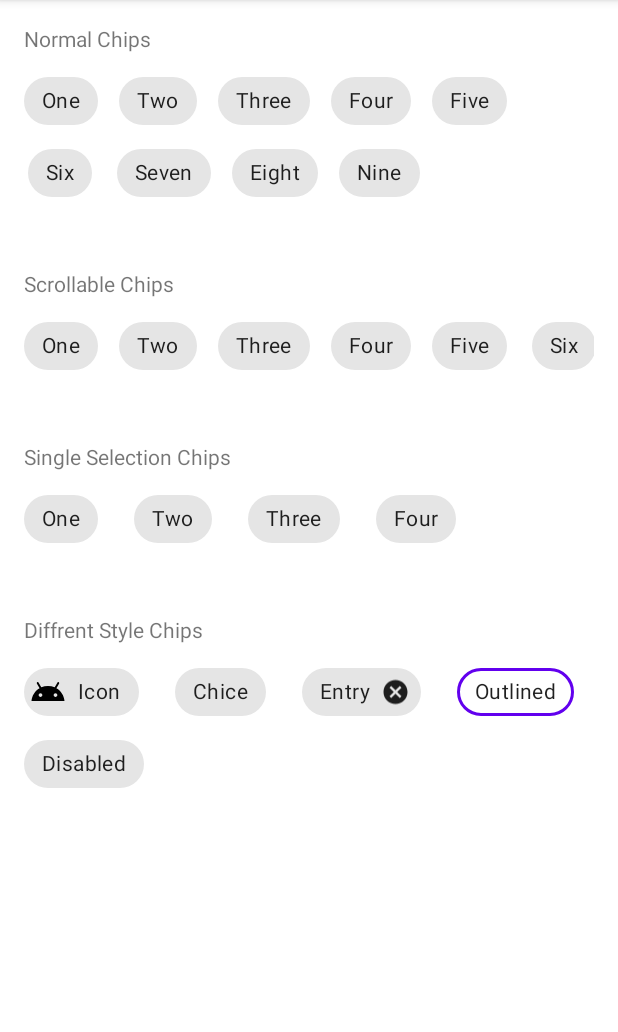
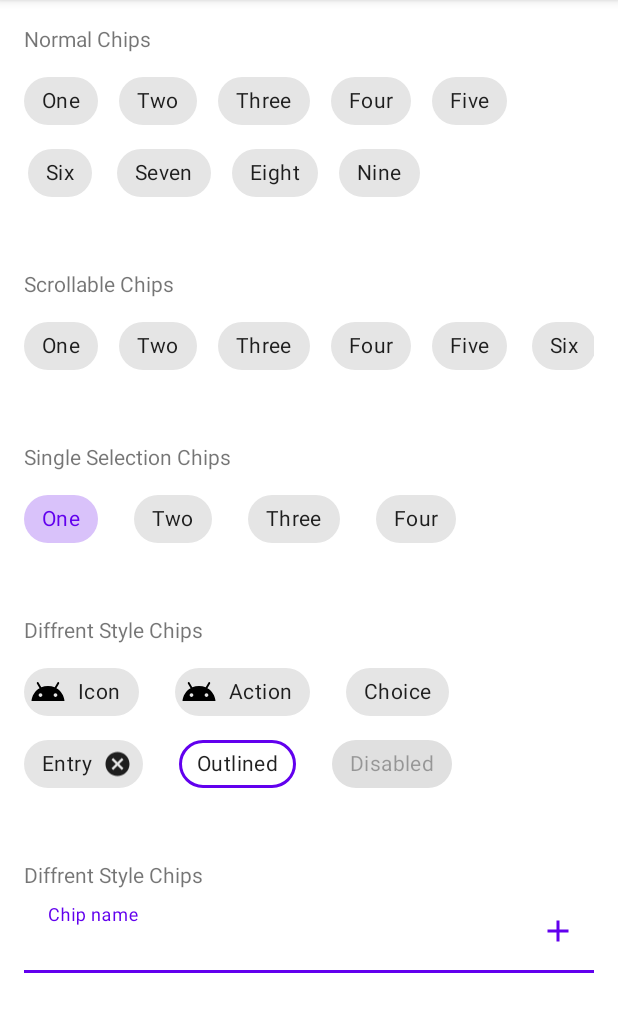
Before and after one commit to Kruna1Pate1/simform-android, an Android app: the fragment ChipFragment shown on its own in the app's theme, on a phone screen of 412 x 824 dp, the part 84-1116 px from its top. Run offline under Robolectric (Android 15) with nearby library versions, the phone set to English and light mode, and no system bars.

Commit message:
Add: UI Components
- Constraint Layout

```diff
--- a/Demo/app/src/main/java/com/krunal/demo/UIComponentsActivity.kt
+++ b/Demo/app/src/main/java/com/krunal/demo/UIComponentsActivity.kt
@@ -5,6 +5,7 @@ import android.os.Bundle
 import com.krunal.demo.uicomponents.AppBarFragment
 import com.krunal.demo.uicomponents.ButtonFragment
 import com.krunal.demo.uicomponents.CheckboxFragment
+import com.krunal.demo.uicomponents.ChipFragment
 import com.krunal.demo.uicomponents.CustomViewFragment
 import com.krunal.demo.uicomponents.EditTextFragment
 import com.krunal.demo.uicomponents.FabFragment
--- a/Demo/app/src/main/java/com/krunal/demo/uicomponents/ChipFragment.kt
+++ b/Demo/app/src/main/java/com/krunal/demo/uicomponents/ChipFragment.kt
@@ -1,11 +1,55 @@
 package com.krunal.demo.uicomponents
 
 import android.os.Bundle
-import androidx.fragment.app.Fragment
 import android.view.LayoutInflater
 import android.view.View
 import android.view.ViewGroup
+import androidx.core.widget.addTextChangedListener
+import androidx.fragment.app.Fragment
+import com.google.android.material.chip.Chip
 import com.krunal.demo.R
+import com.krunal.demo.databinding.FragmentChipBinding
 
 class ChipFragment : Fragment(R.layout.fragment_chip) {
+
+    private lateinit var binding: FragmentChipBinding
+
+    override fun onCreateView(
+        inflater: LayoutInflater,
+        container: ViewGroup?,
+        savedInstanceState: Bundle?
+    ): View {
+        binding = FragmentChipBinding.inflate(layoutInflater)
+        return binding.root
+    }
+
+    override fun onViewCreated(view: View, savedInstanceState: Bundle?) {
+        super.onViewCreated(view, savedInstanceState)
+        setupChips()
+    }
+
+    private fun setupChips() {
+        binding.etChip.addTextChangedListener {
+            binding.tilChip.isEndIconVisible = binding.etChip.text.isNullOrEmpty().not()
+        }
+
+        binding.etChip.setOnEditorActionListener { _, _, _ ->
+            addChip()
+            true
+        }
+
+        binding.tilChip.setEndIconOnClickListener {
+            addChip()
+        }
+    }
+
+    private fun addChip() {
+        val chip = Chip(requireContext())
+        chip.text = binding.etChip.text
+        chip.setOnCloseIconClickListener { binding.cgProgrammatically.removeView(it) }
+        chip.setCloseIconResource(R.drawable.ic_cross)
+        chip.isCloseIconVisible = true
+        binding.cgProgrammatically.addView(chip)
+        binding.etChip.text?.clear()
+    }
 }
--- /dev/null
+++ b/Demo/app/src/main/java/com/krunal/demo/uicomponents/constraintLayouts/CircularFragment.kt
@@ -0,0 +1,6 @@
+package com.krunal.demo.uicomponents.constraintLayouts
+
+import androidx.fragment.app.Fragment
+import com.krunal.demo.R
+
+class CircularFragment : Fragment(R.layout.fragment_cl_circular)
--- /dev/null
+++ b/Demo/app/src/main/java/com/krunal/demo/uicomponents/constraintLayouts/RelativeFragment.kt
@@ -0,0 +1,6 @@
+package com.krunal.demo.uicomponents.constraintLayouts
+
+import androidx.fragment.app.Fragment
+import com.krunal.demo.R
+
+class RelativeFragment : Fragment(R.layout.fragment_cl_relative)
--- /dev/null
+++ b/Demo/app/src/main/res/drawable/circle_image.xml
@@ -0,0 +1,4 @@
+<?xml version="1.0" encoding="utf-8"?>
+<shape xmlns:android="http://schemas.android.com/apk/res/android" android:shape="oval">
+    back
+</shape>
--- /dev/null
+++ b/Demo/app/src/main/res/drawable/ic_pause_outlined.xml
@@ -0,0 +1,5 @@
+<vector android:height="24dp" android:tint="#FFFFFF"
+    android:viewportHeight="24" android:viewportWidth="24"
+    android:width="24dp" xmlns:android="http://schemas.android.com/apk/res/android">
+    <path android:fillColor="@android:color/white" android:pathData="M9,16h2L11,8L9,8v8zM12,2C6.48,2 2,6.48 2,12s4.48,10 10,10 10,-4.48 10,-10S17.52,2 12,2zM12,20c-4.41,0 -8,-3.59 -8,-8s3.59,-8 8,-8 8,3.59 8,8 -3.59,8 -8,8zM13,16h2L15,8h-2v8z"/>
+</vector>
--- /dev/null
+++ b/Demo/app/src/main/res/drawable/ic_play_outlined.xml
@@ -0,0 +1,5 @@
+<vector android:height="24dp" android:tint="#FFFFFF"
+    android:viewportHeight="24" android:viewportWidth="24"
+    android:width="24dp" xmlns:android="http://schemas.android.com/apk/res/android">
+    <path android:fillColor="@android:color/white" android:pathData="M10,16.5l6,-4.5 -6,-4.5v9zM12,2C6.48,2 2,6.48 2,12s4.48,10 10,10 10,-4.48 10,-10S17.52,2 12,2zM12,20c-4.41,0 -8,-3.59 -8,-8s3.59,-8 8,-8 8,3.59 8,8 -3.59,8 -8,8z"/>
+</vector>
--- a/Demo/app/src/main/res/layout/fragment_chip.xml
+++ b/Demo/app/src/main/res/layout/fragment_chip.xml
@@ -27,16 +27,19 @@
             android:text="One" />
 
         <com.google.android.material.chip.Chip
+            style="@style/Widget.MaterialComponents.Chip.Choice"
             android:layout_width="wrap_content"
             android:layout_height="wrap_content"
             android:text="Two" />
 
         <com.google.android.material.chip.Chip
+            style="@style/Widget.MaterialComponents.Chip.Choice"
             android:layout_width="wrap_content"
             android:layout_height="wrap_content"
             android:text="Three" />
 
         <com.google.android.material.chip.Chip
+            style="@style/Widget.MaterialComponents.Chip.Choice"
             android:layout_width="wrap_content"
             android:layout_height="wrap_content"
             android:text="Four" />
@@ -47,21 +50,25 @@
             android:text="Five" />
 
         <com.google.android.material.chip.Chip
+            style="@style/Widget.MaterialComponents.Chip.Choice"
             android:layout_width="wrap_content"
             android:layout_height="wrap_content"
             android:text="Six" />
 
         <com.google.android.material.chip.Chip
+            style="@style/Widget.MaterialComponents.Chip.Choice"
             android:layout_width="wrap_content"
             android:layout_height="wrap_content"
             android:text="Seven" />
 
         <com.google.android.material.chip.Chip
+            style="@style/Widget.MaterialComponents.Chip.Choice"
             android:layout_width="wrap_content"
             android:layout_height="wrap_content"
             android:text="Eight" />
 
         <com.google.android.material.chip.Chip
+            style="@style/Widget.MaterialComponents.Chip.Choice"
             android:layout_width="wrap_content"
             android:layout_height="wrap_content"
             android:text="Nine" />
@@ -151,25 +158,29 @@
         android:layout_marginTop="8dp"
         app:checkedChip="@id/chipSSOne"
         app:chipSpacingHorizontal="24dp"
-        app:singleLine="true">
+        app:singleSelection="true">
 
         <com.google.android.material.chip.Chip
             android:id="@+id/chipSSOne"
+            style="@style/Widget.MaterialComponents.Chip.Choice"
             android:layout_width="wrap_content"
             android:layout_height="wrap_content"
             android:text="One" />
 
         <com.google.android.material.chip.Chip
+            style="@style/Widget.MaterialComponents.Chip.Choice"
             android:layout_width="wrap_content"
             android:layout_height="wrap_content"
             android:text="Two" />
 
         <com.google.android.material.chip.Chip
+            style="@style/Widget.MaterialComponents.Chip.Choice"
             android:layout_width="wrap_content"
             android:layout_height="wrap_content"
             android:text="Three" />
 
         <com.google.android.material.chip.Chip
+            style="@style/Widget.MaterialComponents.Chip.Choice"
             android:layout_width="wrap_content"
             android:layout_height="wrap_content"
             android:text="Four" />
@@ -183,34 +194,45 @@
         android:labelFor="@id/cgSingleLine"
         android:text="Diffrent Style Chips" />
 
-
     <com.google.android.material.chip.ChipGroup
-        android:id="@+id/cgIcons"
+        android:id="@+id/cgStyles"
         android:layout_width="match_parent"
         android:layout_height="wrap_content"
         android:layout_marginTop="8dp"
         app:chipSpacingHorizontal="24dp">
 
         <com.google.android.material.chip.Chip
+            android:id="@+id/chipIcon"
             android:layout_width="wrap_content"
             android:layout_height="wrap_content"
             android:text="Icon"
             app:chipIcon="@drawable/ic_android" />
 
         <com.google.android.material.chip.Chip
+            android:id="@+id/chipAction"
+            style="@style/Widget.MaterialComponents.Chip.Action"
+            android:layout_width="wrap_content"
+            android:layout_height="wrap_content"
+            android:text="Action"
+            app:chipIcon="@drawable/ic_android" />
+
+        <com.google.android.material.chip.Chip
+            android:id="@+id/chipChoice"
             style="@style/Widget.MaterialComponents.Chip.Choice"
             android:layout_width="wrap_content"
             android:layout_height="wrap_content"
-            android:text="Chice"
+            android:text="Choice"
             app:closeIcon="@drawable/ic_cross" />
 
         <com.google.android.material.chip.Chip
+            android:id="@+id/chipEntry"
             style="@style/Widget.MaterialComponents.Chip.Entry"
             android:layout_width="wrap_content"
             android:layout_height="wrap_content"
             android:text="Entry" />
 
         <com.google.android.material.chip.Chip
+            android:id="@+id/chipOutlined"
             android:layout_width="wrap_content"
             android:layout_height="wrap_content"
             android:text="Outlined"
@@ -219,9 +241,46 @@
             app:chipStrokeWidth="2dp" />
 
         <com.google.android.material.chip.Chip
+            android:id="@+id/chipDisabled"
             android:layout_width="wrap_content"
             android:layout_height="wrap_content"
+            android:enabled="false"
             android:text="Disabled" />
     </com.google.android.material.chip.ChipGroup>
 
+    <TextView
+        android:layout_width="wrap_content"
+        android:layout_height="wrap_content"
+        android:layout_marginTop="40dp"
+        android:labelFor="@id/cgSingleLine"
+        android:text="Diffrent Style Chips" />
+
+    <com.google.android.material.textfield.TextInputLayout
+        android:id="@+id/tilChip"
+        android:layout_width="match_parent"
+        android:layout_height="wrap_content"
+        app:boxBackgroundColor="@android:color/transparent"
+        app:boxStrokeColor="?attr/colorPrimary"
+        app:boxStrokeWidth="2dp"
+        app:endIconDrawable="@drawable/ic_add"
+        app:endIconMode="custom"
+        app:endIconTint="?attr/colorPrimary">
+
+        <com.google.android.material.textfield.TextInputEditText
+            android:id="@+id/etChip"
+            android:layout_width="match_parent"
+            android:layout_height="wrap_content"
+            android:hint="Chip name"
+            android:imeActionLabel="Add"
+            android:inputType="text"
+            android:maxLines="1" />
+    </com.google.android.material.textfield.TextInputLayout>
+
+    <com.google.android.material.chip.ChipGroup
+        android:id="@+id/cgProgrammatically"
+        android:layout_width="match_parent"
+        android:layout_height="wrap_content"
+        android:layout_marginTop="8dp"
+        app:chipSpacingHorizontal="24dp" />
+
 </LinearLayout>
```
Also changed, not shown: Demo/app/src/main/res/layout/fragment_cl_circular.xml (added, +98 -0 lines), Demo/app/src/main/res/layout/fragment_cl_relative.xml (added, +118 -0 lines), Demo/app/src/main/res/values/strings.xml (+7 -0 lines).
